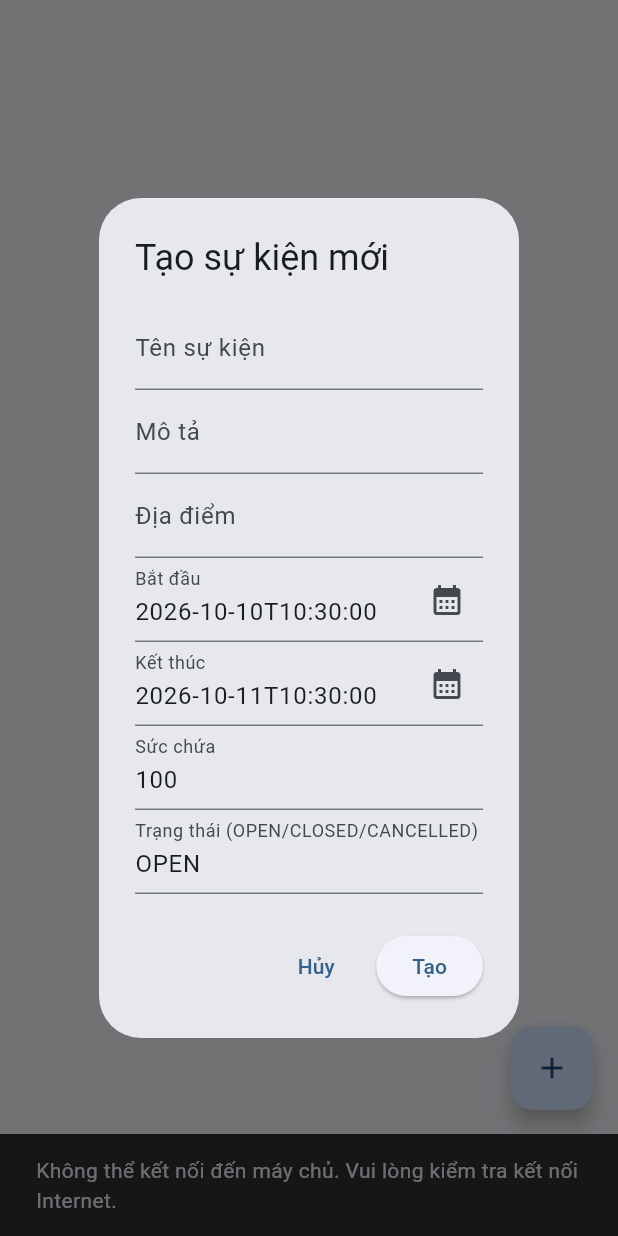
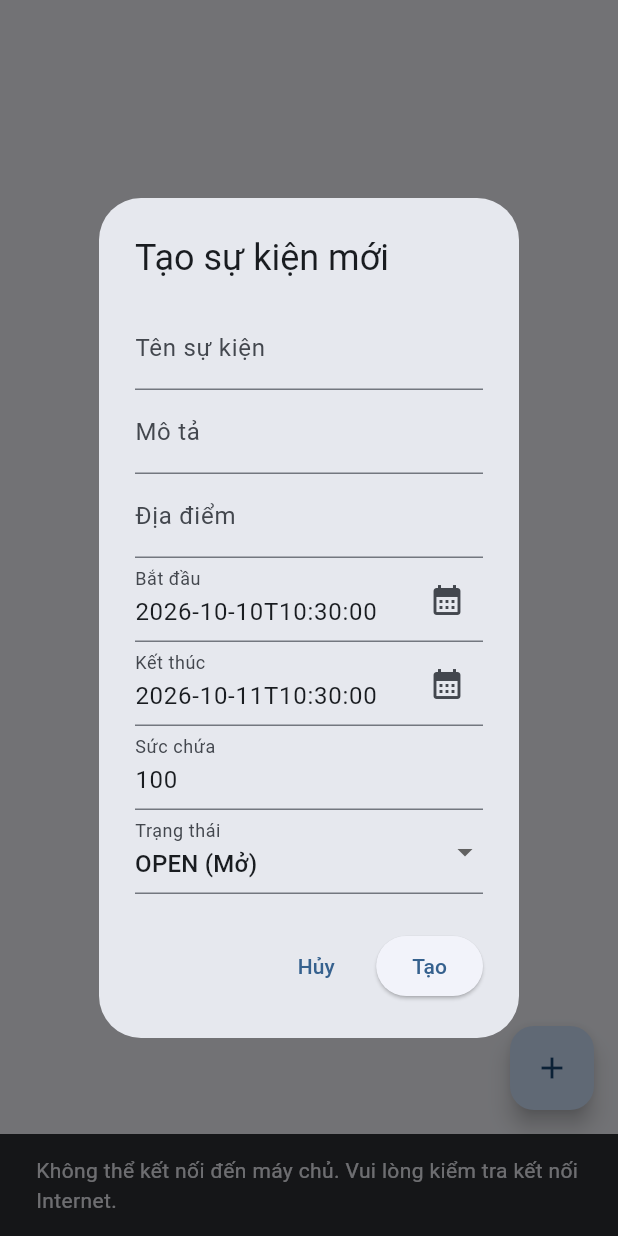
Before and after one commit to nhthinh-dev/EventQR, a Flutter app: the _EventsTab screen opened directly, after a tap on the "add" icon, on a phone screen of 412 x 824 dp. Run offline on Flutter 3.47's test engine with Material 3 defaults, Android fonts, the phone set to English and light mode, and no system bars; our stand-ins replace dio, flutter_riverpod, flutter_secure_storage, go_router, image_picker, qr_flutter; missing offline and left inert: mobile_scanner; accounts and stored records are empty; network calls fail.

```diff
--- a/event_ticket_app/lib/features/admin/presentation/admin_home_screen.dart
+++ b/event_ticket_app/lib/features/admin/presentation/admin_home_screen.dart
@@ -283,7 +283,17 @@ class _EventsTabState extends ConsumerState<_EventsTab> {
                 onTap: () => pickDateTime(context, false),
               ),
               TextField(controller: capacityCtrl, decoration: const InputDecoration(labelText: 'Sức chứa'), keyboardType: TextInputType.number),
-              TextField(controller: statusCtrl, decoration: const InputDecoration(labelText: 'Trạng thái (OPEN/CLOSED/CANCELLED)')),
+              DropdownButtonFormField<String>(
+              value: ['OPEN', 'CLOSED'].contains(statusCtrl.text) ? statusCtrl.text : 'OPEN',
+              decoration: const InputDecoration(labelText: 'Trạng thái'),
+              items: const [
+                DropdownMenuItem(value: 'OPEN', child: Text('OPEN (Mở)')),
+                DropdownMenuItem(value: 'CLOSED', child: Text('CLOSED (Đóng/Hết hạn)')),
+              ],
+              onChanged: (val) {
+                if (val != null) statusCtrl.text = val;
+              },
+            ),
             ],
           ),
         ),
```
Also changed, not shown: 6 other files.
